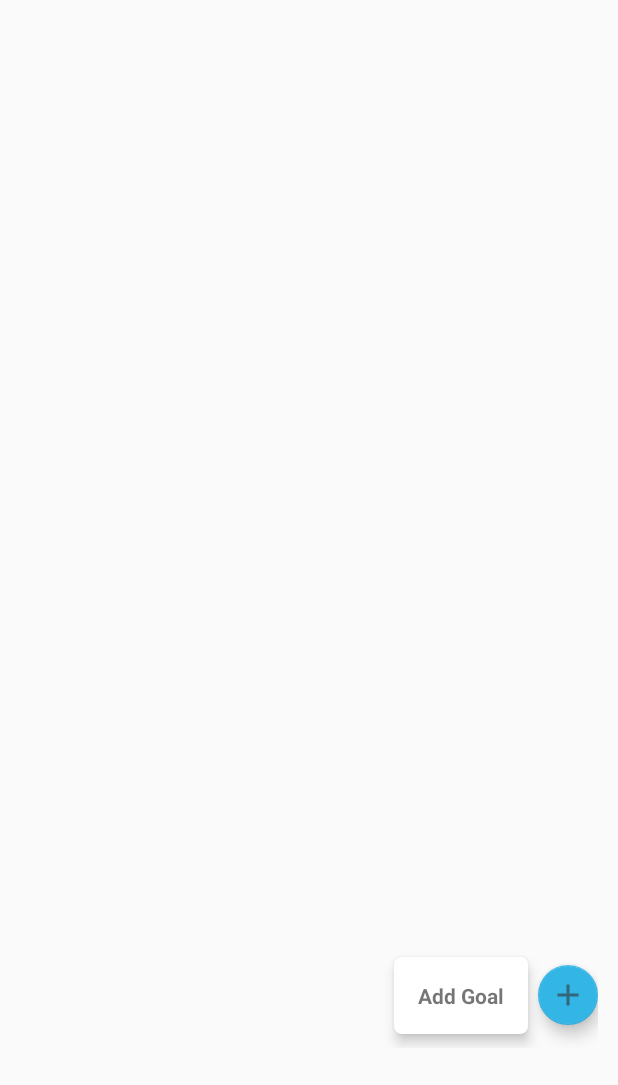
After one commit to plumberg/GoalTracker, an Android app: the layout layout_fab_submenu.xml on its own in the app's theme, with its tools: preview values and no code run, on a phone screen of 412 x 824 dp. The commit adds this screen. Shown: the top 1085 px of the screen. Run offline under Robolectric (Android 15) with nearby library versions, the phone set to English and light mode, and no system bars.

Commit message:
FAB expanded

```diff
--- a/app/build.gradle
+++ b/app/build.gradle
@@ -26,4 +26,6 @@ dependencies {
     testImplementation 'junit:junit:4.12'
     androidTestImplementation 'com.android.support.test:runner:1.0.2'
     androidTestImplementation 'com.android.support.test.espresso:espresso-core:3.0.2'
+    compile 'com.android.support:cardview-v7:28.0.0'
+
 }
--- a/app/src/main/java/com/example/gryzhuk/goaltracker/AddGoal.java
+++ b/app/src/main/java/com/example/gryzhuk/goaltracker/AddGoal.java
@@ -23,7 +23,7 @@ public class AddGoal extends AppCompatActivity {
             @Override
             public void onClick(View view) {
                 setupDone();
-               // finish();
+               AddGoal.super.onBackPressed();
             }
         });
     }
--- /dev/null
+++ b/app/src/main/res/drawable/ic_close_black_24dp.xml
@@ -0,0 +1,9 @@
+<vector xmlns:android="http://schemas.android.com/apk/res/android"
+        android:width="24dp"
+        android:height="24dp"
+        android:viewportWidth="24.0"
+        android:viewportHeight="24.0">
+    <path
+        android:fillColor="#FF000000"
+        android:pathData="M19,6.41L17.59,5 12,10.59 6.41,5 5,6.41 10.59,12 5,17.59 6.41,19 12,13.41 17.59,19 19,17.59 13.41,12z"/>
+</vector>
--- /dev/null
+++ b/app/src/main/res/layout/layout_fab_submenu.xml
@@ -0,0 +1,57 @@
+<?xml version="1.0" encoding="utf-8"?>
+<FrameLayout
+    xmlns:android="http://schemas.android.com/apk/res/android"
+    xmlns:app="http://schemas.android.com/apk/res-auto"
+    android:id="@+id/fabFrame"
+    android:layout_width="match_parent"
+    android:layout_height="match_parent"
+    android:layout_marginTop="?attr/actionBarSize"
+    android:paddingBottom="@dimen/activity_vertical_margin"
+    android:paddingLeft="@dimen/activity_horizontal_margin"
+    android:paddingRight="@dimen/activity_horizontal_margin"
+    android:paddingTop="@dimen/activity_vertical_margin"
+    android:orientation="vertical">
+
+
+    <LinearLayout
+        android:id="@+id/layoutFabSave"
+        android:layout_width="wrap_content"
+        android:layout_height="wrap_content"
+        android:layout_gravity="bottom|end"
+        android:layout_marginEnd="8dp"
+        android:layout_marginRight="8dp"
+        android:layout_marginBottom="120dp"
+        android:gravity="center_vertical"
+        android:orientation="horizontal">
+
+        <android.support.v7.widget.CardView
+            android:layout_width="wrap_content"
+            android:layout_height="wrap_content"
+            app:cardBackgroundColor="@color/cardview_light_background"
+            app:cardCornerRadius="@dimen/cardCornerRadius"
+            app:cardElevation="@dimen/cardElevation"
+            app:cardUseCompatPadding="true">
+
+            <TextView
+                android:id="@+id/cvtSave"
+                android:layout_width="wrap_content"
+                android:layout_height="wrap_content"
+                android:paddingLeft="@dimen/cardview_horizontal_padding"
+                android:paddingTop="@dimen/cardview_vertical_padding"
+                android:paddingRight="@dimen/cardview_horizontal_padding"
+                android:paddingBottom="@dimen/cardview_vertical_padding"
+                android:text="@string/AddGoal"
+                android:textAppearance="?android:attr/textAppearanceSmall"
+                android:textStyle="bold" />
+        </android.support.v7.widget.CardView>
+
+        <android.support.design.widget.FloatingActionButton
+            android:id="@+id/fabAdd"
+            android:layout_width="wrap_content"
+            android:layout_height="wrap_content"
+            android:src="@drawable/ic_add_new"
+            app:backgroundTint="@android:color/holo_blue_light"
+            app:fabSize="mini" />
+
+    </LinearLayout>
+</FrameLayout>
--- a/app/src/main/res/values/dimens.xml
+++ b/app/src/main/res/values/dimens.xml
@@ -1,3 +1,9 @@
 <resources>
     <dimen name="fab_margin">16dp</dimen>
+    <dimen name="cardview_horizontal_padding">16dp</dimen>
+    <dimen name="cardview_vertical_padding">16dp</dimen>
+    <dimen name="cardCornerRadius">5dp</dimen>
+    <dimen name="cardElevation">5dp</dimen>
+    <dimen name="activity_vertical_margin">5dp</dimen>
+    <dimen name="activity_horizontal_margin">5dp</dimen>
 </resources>
--- a/app/src/main/res/values/strings.xml
+++ b/app/src/main/res/values/strings.xml
@@ -3,4 +3,5 @@
     <string name="action_settings">Settings</string>
     <string name="enter_date">Enter the date:</string>
     <string name="done_button">Done</string>
+    <string name="AddGoal">Add Goal</string>
 </resources>
```
Also changed, not shown: app/src/main/res/drawable-hdpi/ic_add_new.png (added), app/src/main/res/drawable-mdpi/ic_add_new.png (added), app/src/main/res/drawable-xhdpi/ic_add_new.png (added), app/src/main/res/drawable-xxhdpi/ic_add_new.png (added), app/src/main/res/drawable-xxxhdpi/ic_add_new.png (added).
